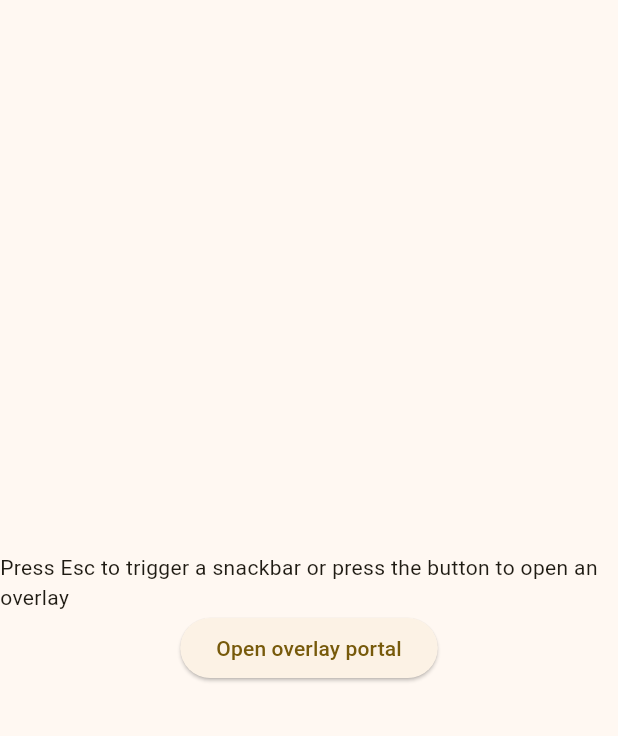
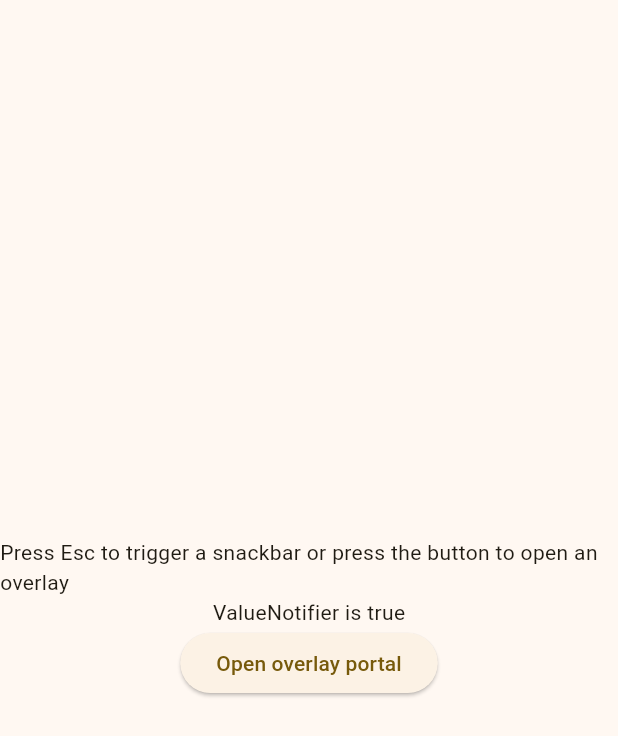
Before and after one commit to kassfir/hotkey_test, a Flutter app: the screen it shows after launch, after a tap on "Open overlay portal", after a tap on "Close overlay", on a phone screen of 412 x 824 dp. Shown: the top 736 px of the screen. Run offline on Flutter 3.47's test engine with Material 3 defaults, Android fonts, the phone set to English and light mode, and no system bars.

Commit message:
Updated CustomController and added a valueListenet to the PoC

```diff
--- a/lib/custom_controller.dart
+++ b/lib/custom_controller.dart
@@ -1,21 +1,10 @@
 import 'package:flutter/material.dart';
 
 class CustomOverlayPortalController extends OverlayPortalController {
-  ValueNotifier<bool> isShowingNotifier = ValueNotifier(false);
-  FocusNode focusNode = FocusNode();
+  late final ValueNotifier<bool> isShowingNotifier =
+      ValueNotifier(super.isShowing);
 
-  CustomOverlayPortalController() {
-    // Add a listener to the isShowingNotifier to handle focus automatically
-    isShowingNotifier.addListener(_handleFocusChange);
-  }
-
-  void _handleFocusChange() {
-    if (isShowingNotifier.value) {
-      focusNode.requestFocus();
-    } else {
-      focusNode.unfocus();
-    }
-  }
+  CustomOverlayPortalController();
 
   @override
   void toggle() {
@@ -36,8 +25,6 @@ class CustomOverlayPortalController extends OverlayPortalController {
   }
 
   void dispose() {
-    focusNode.dispose();
-    isShowingNotifier.removeListener(_handleFocusChange);
     isShowingNotifier.dispose();
   }
 }
--- a/lib/main.dart
+++ b/lib/main.dart
@@ -39,6 +39,7 @@ class _MyHomePageState extends State<MyHomePage> {
     super.dispose();
   }
 
+  FocusNode parentFocusNode = FocusNode();
   FocusNode overlayFocusNode = FocusNode();
 
   @override
@@ -51,6 +52,7 @@ class _MyHomePageState extends State<MyHomePage> {
         hotkey: LogicalKeyboardKey.escape,
         child: Focus(
           autofocus: true,
+          focusNode: parentFocusNode,
           onFocusChange: (isFocused) {
             final message = isFocused
                 ? 'Parent widget gained focus.'
@@ -62,7 +64,16 @@ class _MyHomePageState extends State<MyHomePage> {
             mainAxisSize: MainAxisSize.min,
             children: [
               const Text(
-                  'Press Esc to trigger a snackbar or press the button to open an overlay'),
+                'Press Esc to trigger a snackbar or press the button to open an overlay',
+              ),
+              ValueListenableBuilder<bool>(
+                valueListenable: controller.isShowingNotifier,
+                builder: (context, isShowing, child) {
+                  return Text(isShowing
+                      ? "ValueNotifier is true"
+                      : "ValueNotifier is true");
+                },
+              ),
               OverlayPortal(
                 controller: controller,
                 overlayChildBuilder: (context) {
```
